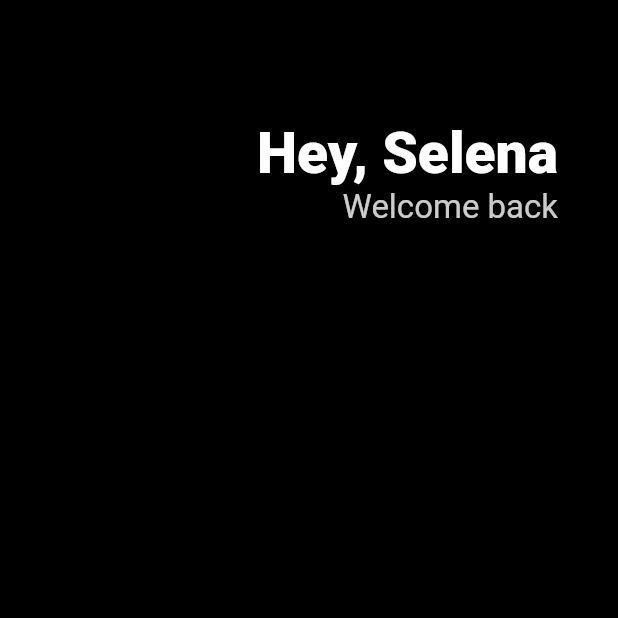
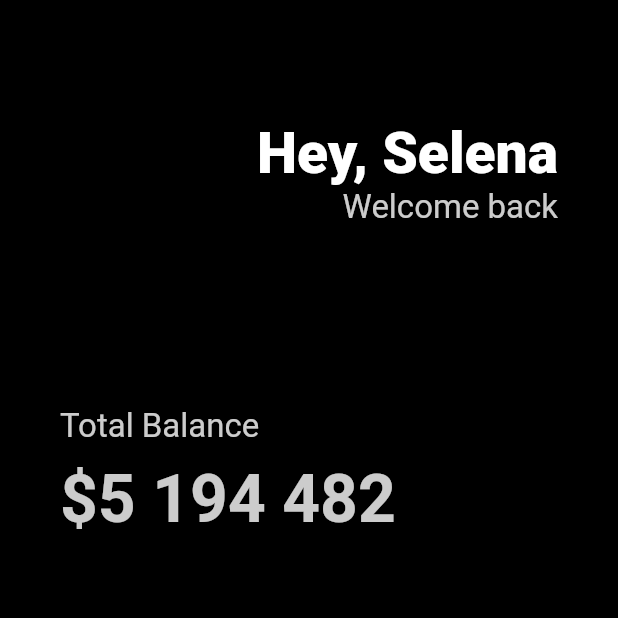
Before and after one commit to DevelopJKong/nomad-first-flutter, a Flutter app: the screen it shows after launch, on a phone screen of 412 x 824 dp, the top half of it. Run offline on Flutter 3.47's test engine with Material 2 defaults, Android fonts, the phone set to English and light mode, and no system bars.

```diff
--- a/lib/main.dart
+++ b/lib/main.dart
@@ -11,8 +11,11 @@ class MyApp extends StatelessWidget {
         home: Scaffold(
             backgroundColor: Colors.black,
             body: Padding(
-              padding: EdgeInsets.symmetric(horizontal: 40),
+              padding: EdgeInsets.symmetric(
+                horizontal: 40,
+              ),
               child: Column(
+                crossAxisAlignment: CrossAxisAlignment.start,
                 children: [
                   SizedBox(
                     height: 80,
@@ -25,16 +28,35 @@ class MyApp extends StatelessWidget {
                           children: [
                             Text('Hey, Selena',
                                 style: TextStyle(
-                                    color: Colors.white,
-                                    fontSize: 38,
-                                    fontWeight: FontWeight.w800)),
+                                  color: Colors.white,
+                                  fontSize: 38,
+                                  fontWeight: FontWeight.w800,
+                                )),
                             Text('Welcome back',
                                 style: TextStyle(
-                                    color: Colors.white.withOpacity(0.8),
-                                    fontSize: 22)),
+                                  color: Colors.white.withOpacity(0.8),
+                                  fontSize: 22,
+                                )),
                           ])
                     ],
-                  )
+                  ),
+                  SizedBox(
+                    height: 120,
+                  ),
+                  Text('Total Balance',
+                      style: TextStyle(
+                        fontSize: 22,
+                        color: Colors.white.withOpacity(0.8),
+                      )),
+                  SizedBox(
+                    height: 10,
+                  ),
+                  Text('\$5 194 482',
+                      style: TextStyle(
+                        fontSize: 44,
+                        fontWeight: FontWeight.w600,
+                        color: Colors.white.withOpacity(0.8),
+                      ))
                 ],
               ),
             )));
```
